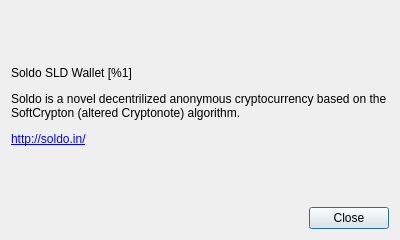
This is src/gui/ui/aboutdialog.ui in monselice/sldqt as Qt 5 draws it before an edit. The edited form follows.
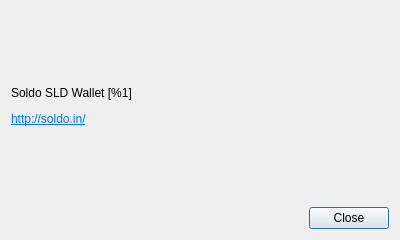
This is the edited form.

Patch:
```diff
--- a/src/gui/ui/aboutdialog.ui
+++ b/src/gui/ui/aboutdialog.ui
@@ -19,7 +19,7 @@
   <property name="minimumSize">
    <size>
     <width>400</width>
-    <height>240</height>
+    <height>160</height>
    </size>
   </property>
   <property name="maximumSize">
@@ -41,7 +41,7 @@
       </sizepolicy>
      </property>
      <property name="text">
-      <string>&lt;html&gt;&lt;head/&gt;&lt;body&gt;&lt;p&gt;Soldo SLD Wallet [%1]&lt;/p&gt;&lt;p&gt;Soldo is a novel decentrilized anonymous cryptocurrency based on the SoftCrypton (altered Cryptonote) algorithm.&lt;/p&gt;&lt;p&gt;&lt;a href=&quot;http://soldo.in/&quot;&gt;&lt;span style=&quot; text-decoration: underline; color:#orange;&quot;&gt;http://soldo.in/&lt;/span&gt;&lt;/a&gt;&lt;/p&gt;&lt;/body&gt;&lt;/html&gt;</string>
+      <string>&lt;html&gt;&lt;head/&gt;&lt;body&gt;&lt;p&gt;Soldo SLD Wallet [%1]&lt;/p&gt;&lt;p&gt;&lt;a href=&quot;http://soldo.in/&quot;&gt;&lt;span style=&quot; text-decoration: underline; color:#007af4;&quot;&gt;http://soldo.in/&lt;/span&gt;&lt;/a&gt;&lt;/p&gt;&lt;/body&gt;&lt;/html&gt;</string>
      </property>
      <property name="textFormat">
       <enum>Qt::RichText</enum>
```
